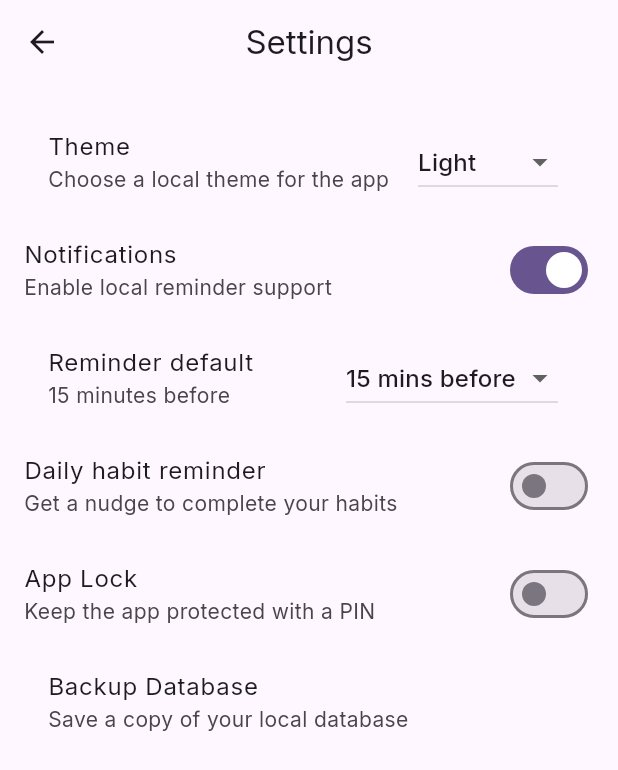
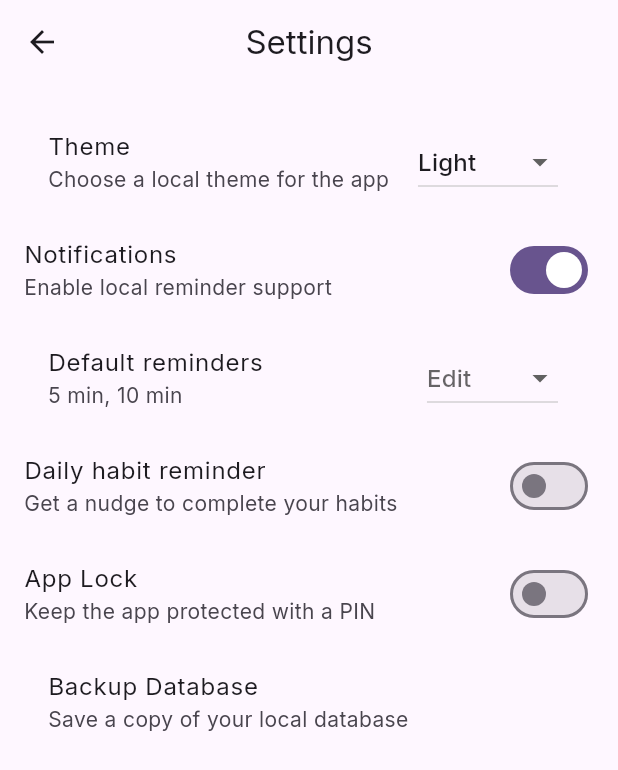
Before and after one commit to Yash7672/task_app, a Flutter app: the screen it shows after launch, item 4 of the bottom bar chosen, after a tap on the "settings" icon, on a phone screen of 412 x 824 dp. Shown: the top 770 px of the screen. Run offline on Flutter 3.47's test engine with Material 3 defaults, Android fonts, the phone set to English and light mode, and no system bars; our stand-ins replace flutter_local_notifications, flutter_riverpod, flutter_timezone, google_fonts, shared_preferences, sqflite and 3 more; accounts and stored records are empty.

Commit message:
profile circle

```diff
--- /dev/null
+++ b/lib/core/utils/backup_helper_web.dart
@@ -0,0 +1,3 @@
+Future<String?> performBackup() async {
+  return null;
+}
--- a/lib/database/database_helper.dart
+++ b/lib/database/database_helper.dart
@@ -1,3 +1,4 @@
+import 'dart:convert';
 import 'package:path/path.dart' as p;
 import 'package:sqflite/sqflite.dart';
 import '../models/category_model.dart';
@@ -8,6 +9,7 @@ class DatabaseHelper {
   static final DatabaseHelper instance = DatabaseHelper._internal();
   DatabaseHelper._internal();
   static Database? _database;
+  static String? _cachedDbPath;
 
   Future<Database> get database async {
     if (_database != null) return _database!;
@@ -16,12 +18,14 @@ class DatabaseHelper {
   }
 
   Future<Database> _initDB(String filePath) async {
-    final dbPath = await getDatabasesPath();
-    final path = p.join(dbPath, filePath);
+    if (_cachedDbPath == null) {
+      final dbPath = await getDatabasesPath();
+      _cachedDbPath = p.join(dbPath, filePath);
+    }
 
     return openDatabase(
-      path,
-      version: 3,
+      _cachedDbPath!,
+      version: 4,
       onCreate: _createDB,
       onUpgrade: _upgradeDB,
     );
@@ -53,6 +57,48 @@ class DatabaseHelper {
         ''');
       }
     }
+    if (oldVersion < 4) {
+      final columns = await db.rawQuery('PRAGMA table_info(tasks)');
+      final hasNew = columns.any((c) => c['name'] == 'reminderMinutes');
+      final hasOld = columns.any((c) => c['name'] == 'reminderMinutesBefore');
+      if (!hasNew) {
+        await db.execute(
+            "ALTER TABLE tasks ADD COLUMN reminderMinutes TEXT DEFAULT '[]'");
+      }
+      if (hasOld && hasNew) {
+        final rows = await db.query('tasks', columns: ['id', 'reminderMinutesBefore', 'reminderMinutes']);
+        for (final row in rows) {
+          final oldVal = row['reminderMinutesBefore'];
+          final newVal = row['reminderMinutes'];
+          if (newVal == null || newVal == '[]' || newVal == '') {
+            final List<int> migrated = [];
+            if (oldVal is int && oldVal > 0) {
+              migrated.add(oldVal);
+            }
+            await db.update(
+              'tasks',
+              {'reminderMinutes': jsonEncode(migrated)},
+              where: 'id = ?',
+              whereArgs: [row['id']],
+            );
+          }
+        }
+        await db.execute('ALTER TABLE tasks DROP COLUMN reminderMinutesBefore');
+      }
+      await _createIndexes(db);
+    }
+  }
+
+  Future<void> _createIndexes(Database db) async {
+    final indexes = [
+      'CREATE INDEX IF NOT EXISTS idx_tasks_isDeleted_isArchived ON tasks(isDeleted, isArchived)',
+      'CREATE INDEX IF NOT EXISTS idx_tasks_dueDate ON tasks(dueDate)',
+      'CREATE INDEX IF NOT EXISTS idx_tasks_category ON tasks(category)',
+      'CREATE INDEX IF NOT EXISTS idx_habit_logs_habitId ON habit_logs(habitId)',
+    ];
+    for (final sql in indexes) {
+      await db.execute(sql);
+    }
   }
 
   Future<void> _createDB(Database db, int version) async {
@@ -75,7 +121,7 @@ class DatabaseHelper {
         repeatRule TEXT,
         color TEXT,
         checklist TEXT,
-        reminderMinutesBefore INTEGER DEFAULT 0,
+        reminderMinutes TEXT DEFAULT '[]',
         estimatedDuration TEXT,
         completedAt INTEGER,
         createdAt INTEGER,
@@ -136,6 +182,13 @@ class DatabaseHelper {
       await db.insert('categories', item,
           conflictAlgorithm: ConflictAlgorithm.replace);
     }
+
+    await db.execute(
+        'CREATE INDEX idx_tasks_isDeleted_isArchived ON tasks(isDeleted, isArchived)');
+    await db.execute('CREATE INDEX idx_tasks_dueDate ON tasks(dueDate)');
+    await db.execute('CREATE INDEX idx_tasks_category ON tasks(category)');
+    await db.execute(
+        'CREATE INDEX idx_habit_logs_habitId ON habit_logs(habitId)');
   }
 
   Future<Task> createTask(Task task) async {
@@ -200,7 +253,7 @@ class DatabaseHelper {
     final result = await db.query(
       'tasks',
       where:
-          'title LIKE ? OR description LIKE ? OR notes LIKE ? OR category LIKE ? AND isDeleted = 0 AND isArchived = 0',
+          '(title LIKE ? OR description LIKE ? OR notes LIKE ? OR category LIKE ?) AND isDeleted = 0 AND isArchived = 0',
       whereArgs: [value, value, value, value],
       orderBy: 'dueDate ASC',
     );
--- a/lib/features/calendar/screens/calendar_screen.dart
+++ b/lib/features/calendar/screens/calendar_screen.dart
@@ -19,8 +19,6 @@ class _CalendarScreenState extends ConsumerState<CalendarScreen> {
   @override
   Widget build(BuildContext context) {
     final tasks = ref.watch(allTasksProvider);
-    final visibleTasks =
-        tasks.where((task) => !task.isDeleted && !task.isArchived).toList();
 
     return Scaffold(
       appBar: AppBar(title: const Text('Calendar')),
@@ -42,8 +40,11 @@ class _CalendarScreenState extends ConsumerState<CalendarScreen> {
                 _focusedDay = focusedDay;
               });
             },
-            eventLoader: (day) => visibleTasks
-                .where((task) => isSameDay(task.dueDate, day))
+            eventLoader: (day) => tasks
+                .where((task) =>
+                    !task.isDeleted &&
+                    !task.isArchived &&
+                    isSameDay(task.dueDate, day))
                 .toList(),
           ),
           const SizedBox(height: 8),
@@ -53,7 +54,7 @@ class _CalendarScreenState extends ConsumerState<CalendarScreen> {
                 'Tasks for ${_selectedDate.day}/${_selectedDate.month}/${_selectedDate.year}',
                 style: Theme.of(context).textTheme.titleMedium),
           ),
-          ..._selectedTasksFor(visibleTasks, _selectedDate),
+          ..._selectedTasksFor(tasks, _selectedDate),
         ],
       ),
     );
@@ -61,7 +62,7 @@ class _CalendarScreenState extends ConsumerState<CalendarScreen> {
 
   List<Widget> _selectedTasksFor(List<Task> tasks, DateTime date) {
     final selectedTasks = tasks.where((task) {
-      return isSameDay(task.dueDate, date);
+      return !task.isDeleted && !task.isArchived && isSameDay(task.dueDate, date);
     }).toList();
 
     if (selectedTasks.isEmpty) {
--- a/lib/features/dashboard/screens/dashboard_screen.dart
+++ b/lib/features/dashboard/screens/dashboard_screen.dart
@@ -27,11 +27,13 @@ class DashboardScreen extends ConsumerWidget {
       appBar: AppBar(
         title: Row(
           children: [
-            Image.asset(
-              'assets/logo.png',
-              width: 32,
-              height: 32,
-              fit: BoxFit.contain,
+            ClipOval(
+              child: Image.asset(
+                'assets/logo.png',
+                width: 30,
+                height: 30,
+                fit: BoxFit.cover,
+              ),
             ),
             const SizedBox(width: 12),
             const Text('PYLO', style: TextStyle(fontWeight: FontWeight.bold)),
@@ -269,11 +271,9 @@ class DashboardScreen extends ConsumerWidget {
                 style: TextStyle(color: Colors.grey[500]))),
       );
     }
-    return ListView.builder(
-      shrinkWrap: true,
-      physics: const NeverScrollableScrollPhysics(),
-      itemCount: tasks.length,
-      itemBuilder: (context, index) => TaskListItem(task: tasks[index]),
+    return Column(
+      mainAxisSize: MainAxisSize.min,
+      children: tasks.map((task) => TaskListItem(task: task)).toList(),
     );
   }
 }
--- a/lib/features/settings/screens/settings_screen.dart
+++ b/lib/features/settings/screens/settings_screen.dart
@@ -1,14 +1,12 @@
-import 'dart:io';
 import 'package:flutter/foundation.dart';
 import 'package:flutter/material.dart';
 import 'package:flutter/services.dart';
 import 'package:flutter_riverpod/flutter_riverpod.dart';
-import 'package:path/path.dart' as p;
-import 'package:path_provider/path_provider.dart';
-import 'package:sqflite/sqflite.dart';
 import '../../../providers/preferences_provider.dart';
 import '../../../providers/settings_provider.dart';
 import '../../../services/notification_service.dart';
+import '../../../core/utils/backup_helper_native.dart'
+    if (dart.library.js) '../../../core/utils/backup_helper_web.dart' as backup_helper;
 
 class SettingsScreen extends ConsumerWidget {
   const SettingsScreen({super.key});
@@ -51,29 +49,44 @@ class SettingsScreen extends ConsumerWidget {
                 .setNotificationsEnabled(value),
           ),
           ListTile(
-            title: const Text('Reminder default'),
+            title: const Text('Default reminders'),
             subtitle: Text(
-              ref.watch(settingsPreferencesProvider).reminderMinutesBefore == 0
-                  ? 'No default reminder'
-                  : '${ref.watch(settingsPreferencesProvider).reminderMinutesBefore} minutes before',
+              ref.watch(settingsPreferencesProvider).reminderMinutes.isEmpty
+                  ? 'No default reminders'
+                  : ref.watch(settingsPreferencesProvider).reminderMinutes
+                      .map((m) => '$m min')
+                      .join(', '),
             ),
-            trailing: DropdownButton<int>(
-              value:
-                  ref.watch(settingsPreferencesProvider).reminderMinutesBefore,
+            trailing: DropdownButton<String>(
+              value: null,
+              hint: const Text('Edit'),
               onChanged: (value) {
                 if (value != null) {
+                  final current = List<int>.from(
+                      ref.read(settingsPreferencesProvider).reminderMinutes);
+                  final mins = int.tryParse(value) ?? 0;
+                  if (mins > 0 && !current.contains(mins)) {
+                    current.add(mins);
+                    current.sort();
+                  } else if (mins > 0 && current.contains(mins)) {
+                    current.remove(mins);
+                  } else if (mins == 0) {
+                    current.clear();
+                  }
                   ref
                       .read(settingsPreferencesProvider.notifier)
-                      .setReminderMinutesBefore(value);
+                      .setReminderMinutes(current);
                 }
               },
-              items: const [0, 5, 10, 15, 30, 60]
-                  .map((minutes) => DropdownMenuItem(
-                        value: minutes,
-                        child: Text(
-                            minutes == 0 ? 'None' : '$minutes mins before'),
-                      ))
-                  .toList(),
+              items: const [
+                DropdownMenuItem(value: '0', child: Text('Clear all')),
+                DropdownMenuItem(value: '1', child: Text('1 min')),
+                DropdownMenuItem(value: '5', child: Text('5 min')),
+                DropdownMenuItem(value: '10', child: Text('10 min')),
+                DropdownMenuItem(value: '15', child: Text('15 min')),
+                DropdownMenuItem(value: '30', child: Text('30 min')),
+                DropdownMenuItem(value: '60', child: Text('60 min')),
+              ],
             ),
           ),
           SwitchListTile.adaptive(
@@ -84,6 +97,7 @@ class SettingsScreen extends ConsumerWidget {
                 ref.watch(settingsPreferencesProvider).dailyReminderEnabled,
             onChanged: (value) async {
               if (value) {
+                if (!kIsWeb) {
                   final ok = await NotificationService.scheduleDailyReminder(
                     hour: ref
                         .watch(settingsPreferencesProvider)
@@ -92,13 +106,15 @@ class SettingsScreen extends ConsumerWidget {
                         .watch(settingsPreferencesProvider)
                         .dailyReminderMinute,
                   );
-                if (ok) {
+                  if (!ok) return;
+                }
                 await ref
                     .read(settingsPreferencesProvider.notifier)
                     .setDailyReminderEnabled(true);
+              } else {
+                if (!kIsWeb) {
+                  await NotificationService.cancelDailyReminder();
                 }
-              } else {
-                await NotificationService.cancelDailyReminder();
                 await ref
                     .read(settingsPreferencesProvider.notifier)
                     .setDailyReminderEnabled(false);
@@ -127,10 +143,12 @@ class SettingsScreen extends ConsumerWidget {
                   await ref
                       .read(settingsPreferencesProvider.notifier)
                       .setDailyReminderTime(picked.hour, picked.minute);
+                  if (!kIsWeb) {
                     await NotificationService.scheduleDailyReminder(
                       hour: picked.hour,
                       minute: picked.minute,
                     );
+                  }
                 }
               },
             ),
@@ -237,27 +255,17 @@ class SettingsScreen extends ConsumerWidget {
               }
 
               try {
-                final dbDir = await getDatabasesPath();
-                final source = File(p.join(dbDir, 'taskflow.db'));
-                if (!await source.exists()) {
+                final result = await backup_helper.performBackup();
+                if (result == null) {
                   if (!context.mounted) return;
                   ScaffoldMessenger.of(context).showSnackBar(const SnackBar(
                       content: Text('No database exists yet.')));
                   return;
                 }
-
-                final appDir = await getApplicationDocumentsDirectory();
-                final backupDir = Directory(p.join(appDir.path, 'backups'));
-                await backupDir.create(recursive: true);
-                final stamp =
-                    DateTime.now().toIso8601String().replaceAll(':', '-');
-                final target = File(p.join(backupDir.path, 'taskflow_$stamp.db'));
-                await source.copy(target.path);
-                await Clipboard.setData(ClipboardData(text: target.path));
-
+                await Clipboard.setData(ClipboardData(text: result));
                 if (!context.mounted) return;
-                ScaffoldMessenger.of(context).showSnackBar(SnackBar(
-                    content: Text('Backup saved to: ${target.path}')));
+                ScaffoldMessenger.of(context).showSnackBar(
+                    SnackBar(content: Text('Backup saved to: $result')));
               } catch (e) {
                 if (!context.mounted) return;
                 ScaffoldMessenger.of(context)
--- a/lib/features/stats/screens/stats_screen.dart
+++ b/lib/features/stats/screens/stats_screen.dart
@@ -7,13 +7,11 @@ class StatsScreen extends ConsumerWidget {
 
   @override
   Widget build(BuildContext context, WidgetRef ref) {
-    final tasks = ref
-        .watch(allTasksProvider)
-        .where((task) => !task.isArchived)
-        .toList();
+    final tasks = ref.watch(allTasksProvider);
     final completed = tasks.where((task) => task.isCompleted).length;
     final pending =
-        tasks.where((task) => !task.isCompleted && !task.isDeleted).length;
+        tasks.where((task) => !task.isCompleted && !task.isArchived).length;
+    final total = tasks.where((task) => !task.isArchived).length;
 
     return Scaffold(
       appBar: AppBar(title: const Text('Statistics')),
@@ -30,7 +28,7 @@ class StatsScreen extends ConsumerWidget {
             const SizedBox(height: 16),
             _statCard(context, 'Completed', '$completed'),
             _statCard(context, 'Pending', '$pending'),
-            _statCard(context, 'Total', '${tasks.length}'),
+            _statCard(context, 'Total', '$total'),
           ],
         ),
       ),
--- a/lib/features/streaks/screens/streaks_screen.dart
+++ b/lib/features/streaks/screens/streaks_screen.dart
@@ -21,8 +21,6 @@ class _StreaksScreenState extends ConsumerState<StreaksScreen> {
     return Scaffold(
       appBar: AppBar(
         title: const Text('🔥 Streaks'),
-        centerTitle: false,
-        backgroundColor: Theme.of(context).colorScheme.surfaceContainerHighest,
         actions: [
           IconButton(
             icon: const Icon(Icons.stacked_bar_chart_outlined),
--- a/lib/main.dart
+++ b/lib/main.dart
@@ -17,6 +17,16 @@ Future<void> main() async {
     databaseFactory = databaseFactoryFfiWeb;
   }
 
+  runApp(
+    const ProviderScope(
+      child: TaskFlowApp(),
+    ),
+  );
+
+  _initBackgroundServices();
+}
+
+Future<void> _initBackgroundServices() async {
   try {
     await DatabaseHelper.instance.initDatabase();
   } catch (e, stackTrace) {
@@ -24,14 +34,12 @@ Future<void> main() async {
   }
 
   if (!kIsWeb) {
-    await NotificationHelper.init();
+    try {
+      await NotificationHelper.init();
+    } catch (e) {
+      debugPrint('Notification init failed: $e');
+    }
   }
-
-  runApp(
-    const ProviderScope(
-      child: TaskFlowApp(),
-    ),
-  );
 }
 
 class TaskFlowApp extends ConsumerWidget {
--- a/lib/navigation/app_navigation.dart
+++ b/lib/navigation/app_navigation.dart
@@ -15,8 +15,7 @@ class AppNavigation extends StatefulWidget {
 
 class _AppNavigationState extends State<AppNavigation> {
   int _currentIndex = 0;
-
-  final _pages = const [
+  final List<Widget> _pages = const [
     DashboardScreen(),
     CalendarScreen(),
     TaskListScreen(),
--- a/lib/providers/preferences_provider.dart
+++ b/lib/providers/preferences_provider.dart
@@ -1,3 +1,4 @@
+import 'dart:convert';
 import 'package:flutter_riverpod/flutter_riverpod.dart';
 import 'package:shared_preferences/shared_preferences.dart';
 
@@ -5,7 +6,7 @@ class SettingsPreferences {
   final bool notificationsEnabled;
   final bool appLockEnabled;
   final String appLockPin;
-  final int reminderMinutesBefore;
+  final List<int> reminderMinutes;
   final bool dailyReminderEnabled;
   final int dailyReminderHour;
   final int dailyReminderMinute;
@@ -14,17 +15,17 @@ class SettingsPreferences {
     this.notificationsEnabled = true,
     this.appLockEnabled = false,
     this.appLockPin = '',
-    this.reminderMinutesBefore = 15,
+    List<int>? reminderMinutes,
     this.dailyReminderEnabled = false,
     this.dailyReminderHour = 20,
     this.dailyReminderMinute = 0,
-  });
+  }) : reminderMinutes = reminderMinutes ?? const [5, 10];
 
   SettingsPreferences copyWith({
     bool? notificationsEnabled,
     bool? appLockEnabled,
     String? appLockPin,
-    int? reminderMinutesBefore,
+    List<int>? reminderMinutes,
     bool? dailyReminderEnabled,
     int? dailyReminderHour,
     int? dailyReminderMinute,
@@ -33,8 +34,7 @@ class SettingsPreferences {
       notificationsEnabled: notificationsEnabled ?? this.notificationsEnabled,
       appLockEnabled: appLockEnabled ?? this.appLockEnabled,
       appLockPin: appLockPin ?? this.appLockPin,
-      reminderMinutesBefore:
-          reminderMinutesBefore ?? this.reminderMinutesBefore,
+      reminderMinutes: reminderMinutes ?? this.reminderMinutes,
       dailyReminderEnabled:
           dailyReminderEnabled ?? this.dailyReminderEnabled,
       dailyReminderHour: dailyReminderHour ?? this.dailyReminderHour,
@@ -50,11 +50,26 @@ class SettingsPreferencesNotifier extends StateNotifier<SettingsPreferences> {
 
   Future<void> _loadPreferences() async {
     final prefs = await SharedPreferences.getInstance();
+    final reminderStr = prefs.getString('reminder_minutes');
+    List<int> loadedReminders = [5, 10];
+    if (reminderStr != null && reminderStr.isNotEmpty) {
+      try {
+        loadedReminders = (jsonDecode(reminderStr) as List)
+            .map((e) => e is int ? e : int.tryParse(e.toString()) ?? 0)
+            .where((e) => e > 0)
+            .toList();
+      } catch (_) {}
+    } else {
+      final oldVal = prefs.getInt('reminder_minutes_before');
+      if (oldVal != null && oldVal > 0) {
+        loadedReminders = [oldVal];
+      }
+    }
     state = SettingsPreferences(
       notificationsEnabled: prefs.getBool('notifications_enabled') ?? true,
       appLockEnabled: prefs.getBool('app_lock_enabled') ?? false,
       appLockPin: prefs.getString('app_lock_pin') ?? '',
-      reminderMinutesBefore: prefs.getInt('reminder_minutes_before') ?? 15,
+      reminderMinutes: loadedReminders,
       dailyReminderEnabled:
           prefs.getBool('daily_reminder_enabled') ?? false,
       dailyReminderHour: prefs.getInt('daily_reminder_hour') ?? 20,
@@ -80,10 +95,10 @@ class SettingsPreferencesNotifier extends StateNotifier<SettingsPreferences> {
     await prefs.setString('app_lock_pin', pin);
   }
 
-  Future<void> setReminderMinutesBefore(int minutes) async {
+  Future<void> setReminderMinutes(List<int> minutes) async {
     final prefs = await SharedPreferences.getInstance();
-    state = state.copyWith(reminderMinutesBefore: minutes);
-    await prefs.setInt('reminder_minutes_before', minutes);
+    state = state.copyWith(reminderMinutes: minutes);
+    await prefs.setString('reminder_minutes', jsonEncode(minutes));
   }
 
   Future<void> setDailyReminderEnabled(bool enabled) async {
--- a/lib/theme/app_theme.dart
+++ b/lib/theme/app_theme.dart
@@ -2,9 +2,16 @@ import 'package:flutter/material.dart';
 import 'package:google_fonts/google_fonts.dart';
 
 class AppTheme {
-  // Light Theme
-  static ThemeData get lightTheme {
-    return ThemeData(
+  static late final ThemeData _lightTheme;
+  static late final ThemeData _darkTheme;
+  static late final ThemeData _amoledTheme;
+  static bool _initialized = false;
+
+  static void _ensureInitialized() {
+    if (_initialized) return;
+    _initialized = true;
+
+    _lightTheme = ThemeData(
       useMaterial3: true,
       colorScheme: ColorScheme.fromSeed(
         seedColor: Colors.deepPurple,
@@ -22,11 +29,8 @@ class AppTheme {
         elevation: 2,
       ),
     );
-  }
 
-  // Dark Theme
-  static ThemeData get darkTheme {
-    return ThemeData(
+    _darkTheme = ThemeData(
       useMaterial3: true,
       colorScheme: ColorScheme.fromSeed(
         seedColor: Colors.deepPurple,
@@ -44,23 +48,34 @@ class AppTheme {
         elevation: 2,
       ),
     );
-  }
 
-  // AMOLED Black Theme
-  static ThemeData get amoledTheme {
-    final dark = darkTheme;
-    return dark.copyWith(
+    _amoledTheme = _darkTheme.copyWith(
       scaffoldBackgroundColor: Colors.black,
-      appBarTheme: dark.appBarTheme.copyWith(
+      appBarTheme: _darkTheme.appBarTheme.copyWith(
         backgroundColor: Colors.black,
       ),
-      colorScheme: dark.colorScheme.copyWith(
+      colorScheme: _darkTheme.colorScheme.copyWith(
         surface: Colors.black,
-        surfaceContainerHighest: const Color(0xFF1E1E1E), // For cards and surfaces
+        surfaceContainerHighest: const Color(0xFF1E1E1E),
       ),
-      cardTheme: dark.cardTheme.copyWith(
+      cardTheme: _darkTheme.cardTheme.copyWith(
         color: const Color(0xFF1E1E1E),
       ),
     );
   }
+
+  static ThemeData get lightTheme {
+    _ensureInitialized();
+    return _lightTheme;
+  }
+
+  static ThemeData get darkTheme {
+    _ensureInitialized();
+    return _darkTheme;
+  }
+
+  static ThemeData get amoledTheme {
+    _ensureInitialized();
+    return _amoledTheme;
+  }
 }
--- a/pubspec.yaml
+++ b/pubspec.yaml
@@ -18,13 +18,11 @@ dependencies:
   flutter_riverpod: ^2.4.9
   intl: ^0.18.1
   table_calendar: ^3.0.9
-  fl_chart: ^0.65.0
   google_fonts: ^6.1.0
   flutter_local_notifications: ^17.1.2
   shared_preferences: ^2.2.2
   uuid: ^4.2.1
   path: ^1.9.0
-  workmanager: ^0.9.0+3
   flutter_timezone: ^5.1.0
   timezone: ^0.9.4
 
```
Also changed, not shown: lib/core/utils/backup_helper_native.dart (added, +17 -0 lines), lib/core/utils/notification_helper.dart (+63 -4 lines), lib/features/dashboard/widgets/task_list_item.dart (+11 -10 lines), lib/features/tasks/screens/add_edit_task_screen.dart (+41 -30 lines), lib/models/task_model.dart (+23 -7 lines), lib/providers/task_provider.dart (+70 -11 lines), flutter_01.png (added), pubspec.lock, 1 other file. Lines whose indentation alone changed are shown as unchanged.
